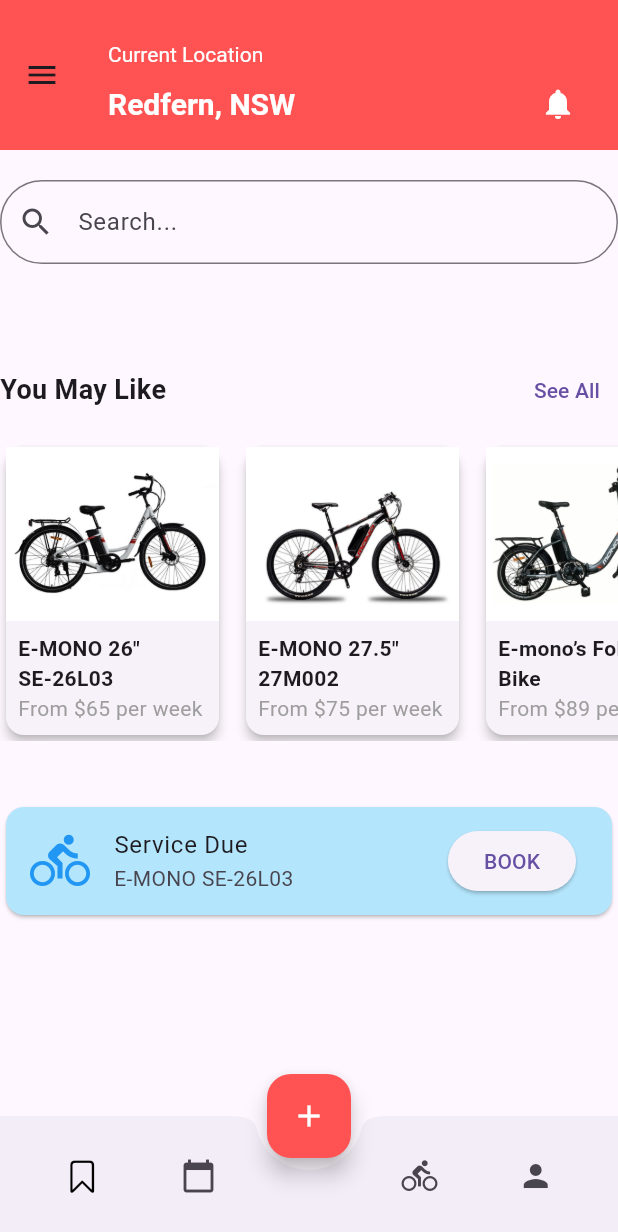
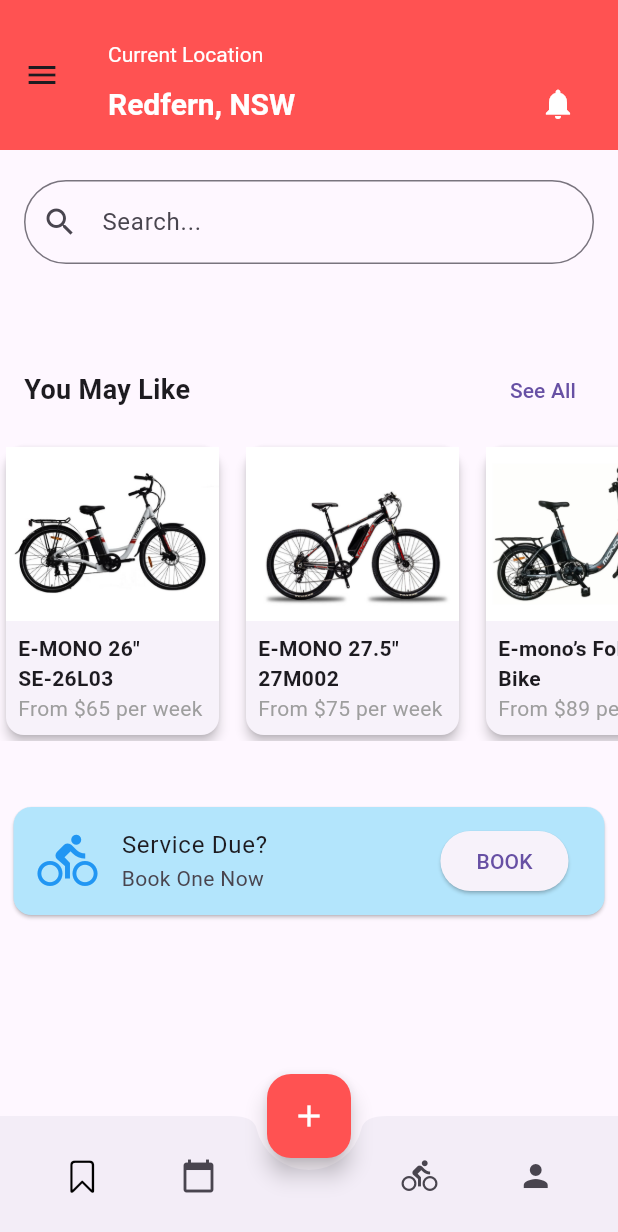
Before and after one commit to AryanZain/pedl, a Flutter app: the HomeScreen screen opened directly with empty values, on a phone screen of 412 x 824 dp. Shown: the top 1232 px of the screen. Run offline on Flutter 3.47's test engine with Material 3 defaults, Android fonts, the light colour scheme and no system bars; our stand-ins replace cloud_firestore, firebase_auth, firebase_core, firebase_storage, flutter_local_notifications, fluttertoast and 3 more; missing offline and left inert: flutter_email_sender; accounts and stored records are empty.

```diff
--- a/lib/bike.dart
+++ b/lib/bike.dart
@@ -13,13 +13,15 @@
   //const BikeDetailsApp({required this.userName, Key? key}) : super(key: key);
   //const BikeDetailsApp({Key? key}) : super(key: key);
   final Map<String, dynamic> bikeData;
-  final String userId; // Add userId
+  final String userId;
+  final String userName;
 
 
 
   const BikeDetailsApp({
     required this.bikeData,
     required this.userId,
+    required this.userName,
     Key? key,
   }) : super(key: key);
 
@@ -28,7 +30,7 @@
     return MaterialApp(
       debugShowCheckedModeBanner: false,
       theme: ThemeData(fontFamily: 'Roboto'),
-      home: BikeDetailsPage(bikeData: bikeData, userId: userId),
+      home: BikeDetailsPage(bikeData: bikeData, userId: userId,userName: userName, ),
     );
   }
 }
@@ -36,11 +38,13 @@
 class BikeDetailsPage extends StatefulWidget {
   //const BikeDetailsPage({Key? key}) : super(key: key);
   final Map<String, dynamic> bikeData;
-  final String userId; // Add userId
+  final String userId;
+  final String userName;
 
   const BikeDetailsPage({
     required this.bikeData,
     required this.userId,
+    required this.userName,
     Key? key,
   }) : super(key: key);
 
@@ -106,7 +110,7 @@
             await AuthServices().signOut();
             Navigator.of(context).pushReplacement(
               MaterialPageRoute(
-                builder: (context) => HomeScreen(userName: 'userName',userId: widget.userId ),
+                builder: (context) => HomeScreen(userName:  widget.userName,userId: widget.userId,userEmail: "abcd@gmail.com", ),
               ),
             );
           },
@@ -155,7 +159,7 @@
             const SizedBox(height: 20),
 
             // Booking Details
-           /* Container(
+            /* Container(
               padding: const EdgeInsets.all(16.0),
               decoration: BoxDecoration(
                 color: Colors.white,
@@ -234,7 +238,7 @@
                   await AuthServices().signOut();
                   Navigator.of(context).pushReplacement(
                     MaterialPageRoute(
-                      builder: (context) => termsandcondition(userId: widget.userId),
+                      builder: (context) => termsandcondition(userId: widget.userId, userName: widget.userName, bikeData: widget.bikeData,),
                     ),
                   );
                 },
--- a/lib/calender.dart
+++ b/lib/calender.dart
@@ -8,28 +8,35 @@
 import 'checkout.dart';
 import 'home.dart';
 class Calendar_Page extends StatelessWidget {
-  const Calendar_Page({super.key});
+  final Map<String, dynamic> bikeData;
+  const Calendar_Page({required this.bikeData,  Key? key}) : super(key: key);
 
-  @override
-  Widget build(BuildContext context) {
-    return  CalendarApp();
-  }
-}
-
-class CalendarApp extends StatelessWidget {
-  const CalendarApp({Key? key}) : super(key: key);
 
   @override
   Widget build(BuildContext context) {
     return MaterialApp(
       debugShowCheckedModeBanner: false,
-      home: const CalendarPage(),
+      home: CalendarApp(bikeData: bikeData,),
+    );
+  }
+}
+
+class CalendarApp extends StatelessWidget {
+  final Map<String, dynamic> bikeData;
+  const CalendarApp({required this.bikeData,  Key? key}) : super(key: key);
+
+  @override
+  Widget build(BuildContext context) {
+    return MaterialApp(
+      debugShowCheckedModeBanner: false,
+      home: CalendarPage(bikeData: bikeData,),
     );
   }
 }
 
 class CalendarPage extends StatefulWidget {
-  const CalendarPage({Key? key}) : super(key: key);
+  final Map<String, dynamic> bikeData;
+  const CalendarPage({required this.bikeData,  Key? key}) : super(key: key);
 
   @override
   State<CalendarPage> createState() => _CalendarPageState();
@@ -52,7 +59,7 @@
             await AuthServices().signOut();
             Navigator.of(context).pushReplacement(
               MaterialPageRoute(
-                builder: (context) => const termsandcondition(userId: "userId_placeholder"),
+                builder: (context) => termsandcondition(userId: "userId_placeholder", userName: "placeholder",bikeData: widget.bikeData,),
               ),
             );
           },
@@ -169,7 +176,7 @@
                           await AuthServices().signOut();
                           Navigator.of(context).pushReplacement(
                             MaterialPageRoute(
-                              builder: (context) => const checkout(),
+                              builder: (context) => checkout(bikeData: widget.bikeData,),
                             ),
                           );
                         },
--- a/lib/checkout.dart
+++ b/lib/checkout.dart
@@ -6,19 +6,21 @@
 
 
 class checkout extends StatelessWidget {
-  const checkout({Key? key}) : super(key: key);
+  final Map<String, dynamic> bikeData;
+  const checkout({required this.bikeData,  Key? key}) : super(key: key);
 
   @override
   Widget build(BuildContext context) {
     return MaterialApp(
       debugShowCheckedModeBanner: false,
-      home: CheckoutPage(),
+      home: CheckoutPage(bikeData: bikeData,),
     );
   }
 }
 
 class CheckoutPage extends StatelessWidget {
-  const CheckoutPage({Key? key}) : super(key: key);
+  final Map<String, dynamic> bikeData;
+  const CheckoutPage({required this.bikeData,  Key? key}) : super(key: key);
 
   @override
   Widget build(BuildContext context) {
@@ -33,7 +35,7 @@
             await AuthServices().signOut();
             Navigator.of(context).pushReplacement(
               MaterialPageRoute(
-                builder: (context) => const termsandcondition(userId: "userId_placeholder"),
+                builder: (context) => termsandcondition(userId: "userId_placeholder", userName: "Placeholder", bikeData: bikeData,),
               ),
             );
           },
--- a/lib/home.dart
+++ b/lib/home.dart
@@ -7,19 +7,21 @@
 import 'package:pedl/bike.dart';
 
 import 'bike_list_page.dart';
+import 'book_service_page.dart';
 import 'bookmark.dart';
 
 class HomeScreen extends StatelessWidget {
   final String userName;
-  final String userId; // Add userId here
-  const HomeScreen({required this.userName, required this.userId, Key? key}) : super(key: key);
+  final String userId;
+  final String userEmail;
+  const HomeScreen({required this.userName, required this.userId, required this.userEmail, Key? key}) : super(key: key);
 
   @override
   Widget build(BuildContext context) {
     return Scaffold(
       appBar: _CustomAppBar(),
       drawer: _SideMenu(userName: userName),
-      body: _HomeContent(userId: userId), // Pass userId to _HomeContent
+      body: _HomeContent(userName: userName, userId: userId, userEmail: userEmail), // Pass userId to _HomeContent
       bottomNavigationBar: _CustomBottomNavigationBar(userId: userId), // Pass userId
       floatingActionButton: _CenteredFAB(userId: userId),
       floatingActionButtonLocation: FloatingActionButtonLocation.centerDocked,
@@ -146,8 +148,10 @@
 }
 
 class _HomeContent extends StatelessWidget {
-  final String userId; // Receive userId
-  const _HomeContent({required this.userId, Key? key}) : super(key: key);
+  final String userName;
+  final String userId;
+  final String userEmail;
+  const _HomeContent({required this.userName, required this.userId, required this.userEmail, Key? key}) : super(key: key);
 
   @override
   Widget build(BuildContext context) {
@@ -155,11 +159,11 @@
       //padding: EdgeInsets.symmetric(horizontal: 16, vertical: 10),
       children: [
         SizedBox(height: 20),
-        _SearchAndCategories(userId: userId),
+        _SearchAndCategories(userName: userName,userId: userId),
         SizedBox(height: 40),
-        _YouMayLikeSection(userId: userId), // Pass userId
+        _YouMayLikeSection(userId: userId, userName: userName), // Pass userId
         SizedBox(height: 40),
-        _CurrentTripSection(),
+        _CurrentTripSection(userEmail: userEmail),
         //SizedBox(height: 20),
         //_NearbySection(),
 
@@ -170,9 +174,10 @@
 }
 //*** CHANGES FOR SEARCH BAR ***
 class _SearchAndCategories extends StatefulWidget {
-  final String userId; // Add userId parameter
+  final String userName;
+  final String userId;
 
-  const _SearchAndCategories({required this.userId, Key? key}) : super(key: key);
+  const _SearchAndCategories({ required this.userName,required this.userId, Key? key}) : super(key: key);
   @override
   _SearchAndCategoriesState createState() => _SearchAndCategoriesState();
 }
@@ -304,6 +309,8 @@
           Row(
             children: [
               Expanded(
+                child: Padding(
+                  padding: const EdgeInsets.symmetric(horizontal: 16.0),
                   child: TextField(
                     controller: _searchController,
                     focusNode: _searchFocusNode, // Attach the FocusNode
@@ -315,6 +322,7 @@
                       ),
                     ),
                     onChanged: _filterBikes,
+                  ),
                 ),
               ),
             ],
@@ -363,6 +371,7 @@
               MaterialPageRoute(
                 builder: (context) => BikeDetailsApp(
                   bikeData: bike,
+                  userName: widget.userName,
                   userId: widget.userId, // Pass userId to details page
                 ),
               ),
@@ -374,68 +383,12 @@
   }
 }
 
-//********************************************************************************************************************
-/*class _SearchAndCategories extends StatelessWidget {
-  final categories = ["E-Bike", "E-Scooter", "Accessories"];
 
-  @override
-  Widget build(BuildContext context) {
-    return Column(
-      crossAxisAlignment: CrossAxisAlignment.center,
-      children: [
-        // Search Bar
-        Row(
-          children: [
-            Expanded(
-              child: TextField(
-                decoration: InputDecoration(
-                  hintText: "Search...",
-                  prefixIcon: Icon(Icons.search),
-                  border: OutlineInputBorder(
-                    borderRadius: BorderRadius.circular(30),
-                  ),
-                ),
-              ),
-            ),
-            SizedBox(width: 10),
-            /*ElevatedButton.icon(
-              onPressed: () {
-                print("Filter clicked");
-              },
-              icon: Icon(Icons.filter_alt),
-              label: Text("Filters"),
-              style: ElevatedButton.styleFrom(
-                backgroundColor: Colors.redAccent,
-                shape: RoundedRectangleBorder(
-                  borderRadius: BorderRadius.circular(20),
-                ),
-              ),
-            ),*/
-          ],
-        ),
-        SizedBox(height: 20),
-        // Category Chips
-        Wrap(
-          spacing: 10,
-          children: categories.map((category) {
-            return ActionChip(
-              label: Text(category),
-              onPressed: () => print("$category clicked"),
-              backgroundColor: category == "Accessories"
-                  ? Colors.green
-                  : Colors.orangeAccent,
-              labelStyle: TextStyle(color: Colors.white),
-            );
-          }).toList(),
-        ),
-      ],
-    );
-  }
-}*/
 //YOU MAY LIKE SECTION
 class _YouMayLikeSection extends StatelessWidget {
-  final String userId; // Receive userId
-  _YouMayLikeSection({required this.userId, Key? key}) : super(key: key);
+  final String userId;
+  final String userName;
+  _YouMayLikeSection({required this.userId, required this.userName, Key? key}) : super(key: key);
 
   final List<Map<String, dynamic>> bikes = [
     {
@@ -543,7 +496,7 @@
                   Navigator.push(
                     context,
                     MaterialPageRoute(
-                      builder: (context) => BikeDetailsApp(bikeData: bike, userId: userId),
+                      builder: (context) => BikeDetailsApp(bikeData: bike, userId: userId, userName: userName,),
                     ),
                   );
                 },
@@ -556,17 +509,26 @@
   }
 }
 class _CurrentTripSection extends StatelessWidget {
+  final String userEmail;
+  const _CurrentTripSection({required this.userEmail, Key? key}) : super(key: key);
+
   @override
   Widget build(BuildContext context) {
-    return Card(
+    return Padding(
+      padding: const EdgeInsets.symmetric(horizontal: 5.0),
+      child: Card(
         color: Colors.lightBlue.shade100,
         child: ListTile(
           leading: Icon(Icons.directions_bike, size: 40, color: Colors.blue),
-        title: Text("Service Due"),
-        subtitle: Text("E-MONO SE-26L03"),
+          title: Text("Service Due?"),
+          subtitle: Text("Book One Now"),
           trailing: ElevatedButton(
-          onPressed: () => print("Book clicked"),
+            onPressed: () => Navigator.push(
+              context,
+              MaterialPageRoute(builder: (context) => BookServicePage(userEmail: userEmail)),
+            ),
             child: Text("BOOK"),
+          ),
         ),
       ),
     );
@@ -594,7 +556,9 @@
 
   @override
   Widget build(BuildContext context) {
-    return Row(
+    return Padding(
+      padding: const EdgeInsets.symmetric(horizontal: 16.0),
+      child: Row(
         mainAxisAlignment: MainAxisAlignment.spaceBetween,
         children: [
           Text(title, style: TextStyle(fontSize: 18, fontWeight: FontWeight.bold)),
@@ -603,6 +567,7 @@
             child: Text("See All"),
           ),
         ],
+      ),
     );
   }
 }
--- a/pubspec.yaml
+++ b/pubspec.yaml
@@ -44,6 +44,8 @@
   image_picker: ^1.0.7
   firebase_storage: ^12.1.0
   shared_preferences: ^2.3.5
+  flutter_email_sender: ^6.0.3
+  flutter_local_notifications: ^18.0.1
 
 dev_dependencies:
   flutter_test:
```
Also changed, not shown: lib/book_service_page.dart (added, +126 -0 lines), lib/signin.dart (+49 -4 lines), lib/termsandcondition.dart (+13 -17 lines), pubspec.lock, 1 other file. Lines whose indentation alone changed are shown as unchanged.
